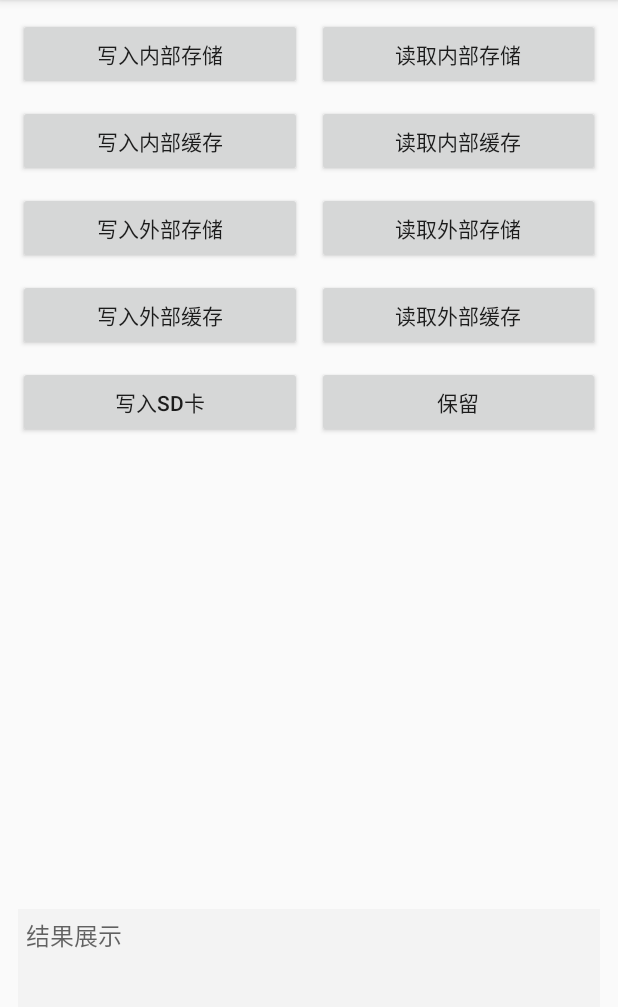
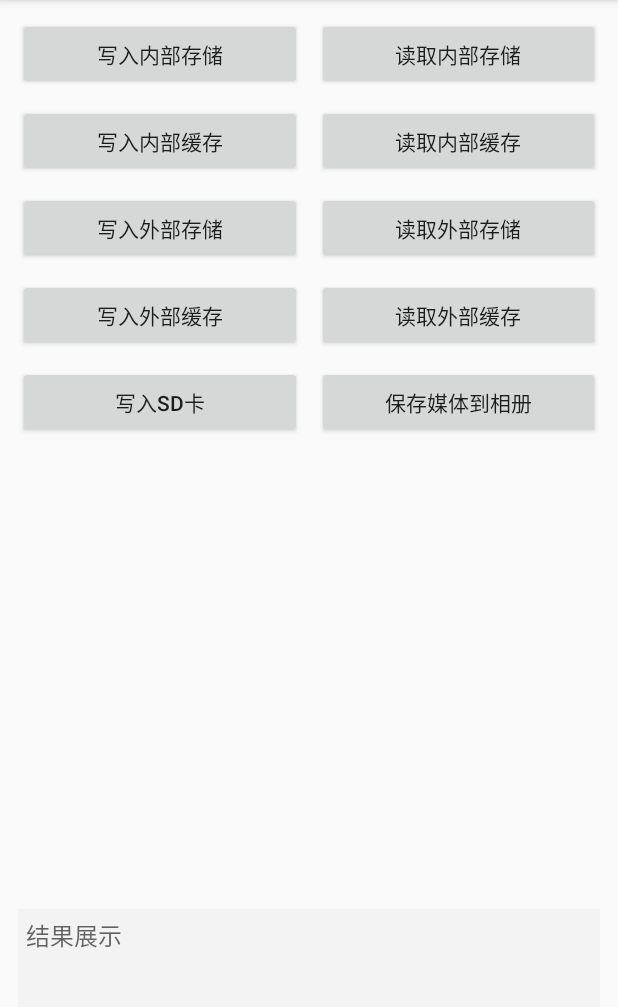
Before and after one commit to shusheng007/AndroidDevMemo, an Android app: the StorageActivity screen opened directly, with no data from a screen before it, on a phone screen of 412 x 824 dp, the part 84-1091 px from its top. Run offline under Robolectric (Android 15) with nearby library versions, the phone set to English and light mode, and no system bars.

```diff
--- a/app/src/main/res/layout/activity_storage.xml
+++ b/app/src/main/res/layout/activity_storage.xml
@@ -117,15 +117,15 @@
                 android:text="写入SD卡"
                 app:layout_constraintHorizontal_bias="0.5"
                 app:layout_constraintStart_toStartOf="parent"
-                app:layout_constraintEnd_toStartOf="@+id/btn_read_sd_card"
+                app:layout_constraintEnd_toStartOf="@+id/btn_save_media_to_gallery"
                 app:layout_constraintTop_toBottomOf="@+id/btn_write_external_catch" />
 
             <Button
-                android:id="@+id/btn_read_sd_card"
+                android:id="@+id/btn_save_media_to_gallery"
                 android:layout_width="0dp"
                 android:layout_height="wrap_content"
                 android:layout_marginStart="10dp"
-                android:text="保留"
+                android:text="保存媒体到相册"
                 app:layout_constraintHorizontal_bias="0.5"
                 app:layout_constraintEnd_toEndOf="parent"
                 app:layout_constraintBottom_toBottomOf="@+id/btn_write_sd_card"
```
Also changed, not shown: app/src/main/java/top/ss007/androiddevmemo/storage/StorageActivity.kt (+72 -21 lines), app/src/main/res/raw/my_family.jpg (added).
